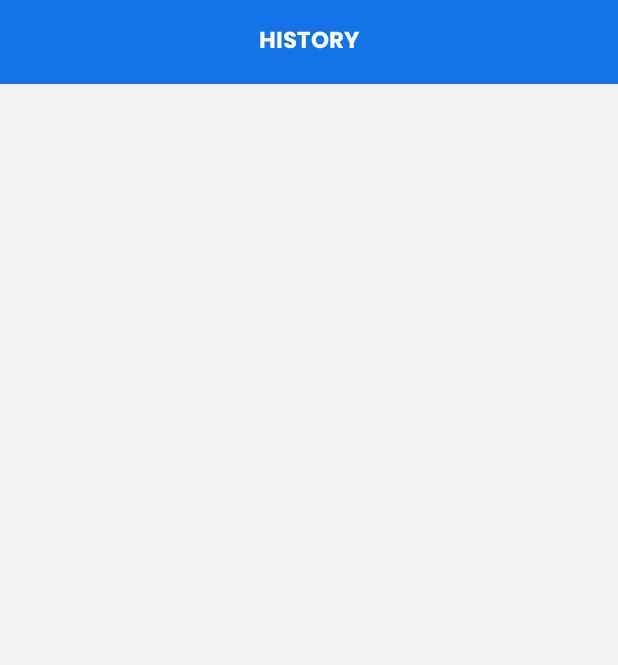
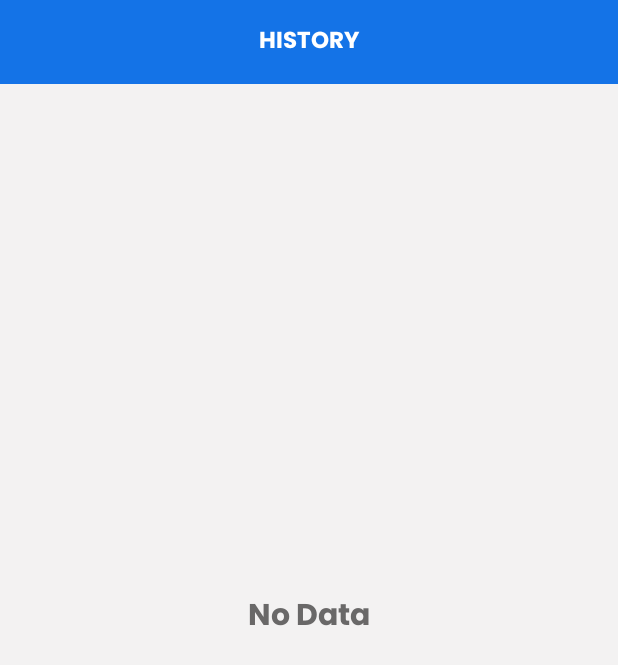
Before and after one commit to votaminh/mscDictionary, an Android app: the HistoryActivity screen opened directly, with no data from a screen before it, on a phone screen of 412 x 824 dp. Shown: the top 665 px of the screen. Run offline under Robolectric (Android 15) with nearby library versions, the phone set to English and light mode, and no system bars; 2 statements that could not run were skipped.

```diff
--- a/app/src/main/java/com/msc/mscdictionary/activity/HistoryActivity.java
+++ b/app/src/main/java/com/msc/mscdictionary/activity/HistoryActivity.java
@@ -45,6 +45,9 @@ public class HistoryActivity extends BaseActivity {
         reHistory.setLayoutManager(new LinearLayoutManager(this, RecyclerView.VERTICAL, false));
         reHistory.setAdapter(historyAdapter);
         findViewById(R.id.progress).setVisibility(View.INVISIBLE);
+        if(wordList.size() == 0){
+            findViewById(R.id.tvNodata).setVisibility(View.VISIBLE);
+        }
     }
 
     private void goToMainWithWord(Word word) {
--- a/app/src/main/java/com/msc/mscdictionary/activity/SplashActivity.java
+++ b/app/src/main/java/com/msc/mscdictionary/activity/SplashActivity.java
@@ -154,14 +154,12 @@ public class SplashActivity extends BaseActivity {
     private void createDataBase() {
         tvProgress.setText(getString(R.string.extrac_zip_lable));
         DataHelper dataHelper = new DataHelper(this);
-        new Thread(() -> {
         dataHelper.createDatabase();
         new Handler(Looper.getMainLooper()).post(() -> {
             OffWordDAO wordDAO = new OffWordDAO(this);
             int biggestId = wordDAO.getBiggestId();
             SharePreferenceUtil.saveIntPereferences(this, Constant.CURRENT_ID_WORD, biggestId);
         });
-        }).start();
     }
 
     public int getHeightNavi(){
--- a/app/src/main/java/com/msc/mscdictionary/fragment/TranslateFragment.java
+++ b/app/src/main/java/com/msc/mscdictionary/fragment/TranslateFragment.java
@@ -55,9 +55,9 @@ public class TranslateFragment extends BaseFragment {
     }
 
     public void showResult(Word word){
-        tvNoHistory.setVisibility(View.INVISIBLE);
-        currentWord = word;
         new Handler(Looper.getMainLooper()).post(() -> {
+            tvNoHistory.setVisibility(View.INVISIBLE);
+            currentWord = word;
             String content = "";
             for (int i = 0; i < 13; i++) {
                 content += Constant.TAG_BR;
```
Lines whose indentation alone changed are shown as unchanged.
